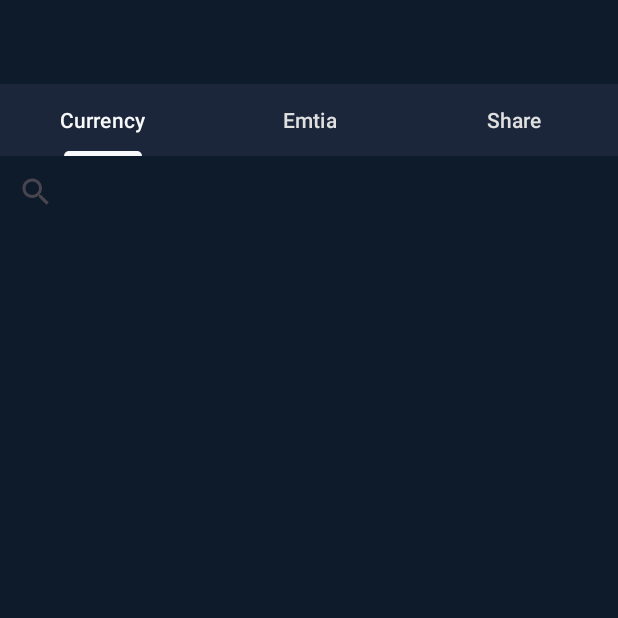
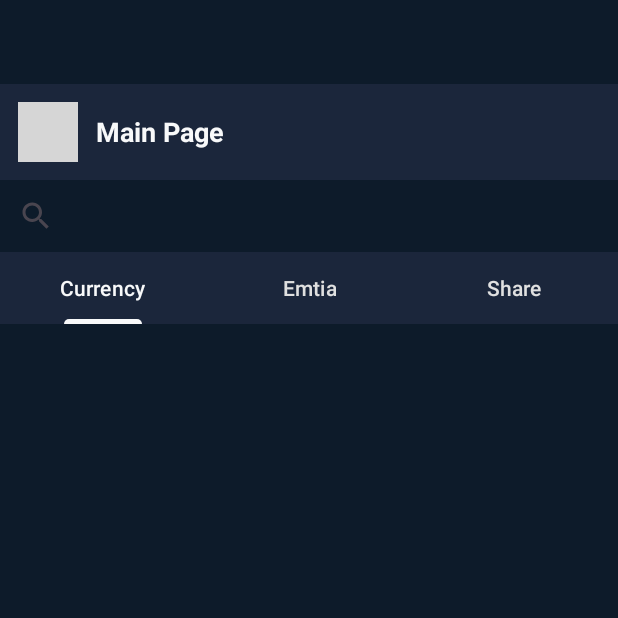
Before and after one commit to utkuu0/DemoApp, an Android app: the MainFragment screen opened through its navigation route, on a phone screen of 412 x 824 dp, the top half of it. Run offline under Robolectric (Android 15) with nearby library versions, the phone set to English and light mode, and no system bars; our stand-ins replace Firebase (no records; nobody signed in at launch, a user with empty details on screens opened directly); pictures from the network do not load; 4 statements that could not run were skipped; grey boxes are pictures that could not be loaded.

Commit message:
yan menü eklendi orada kullanıcı adı ve google fotoğrafı gözüküyor. Ayrıca menüden çıkış yapabiliyorsun. API yenileme süresi 15 saniyeye çekildi.

```diff
--- a/app/src/main/java/com/utkuaksu/demoapp/MainViewModel.kt
+++ b/app/src/main/java/com/utkuaksu/demoapp/MainViewModel.kt
@@ -1,14 +1,44 @@
 package com.utkuaksu.demoapp
 
+import android.app.Application
+import androidx.lifecycle.AndroidViewModel
 import androidx.lifecycle.LiveData
 import androidx.lifecycle.MutableLiveData
-import androidx.lifecycle.ViewModel
+import android.content.Context
 
-class MainViewModel : ViewModel() {
-    private val _searchQuery = MutableLiveData<String>()
-    val searchQuery: LiveData<String> = _searchQuery
+data class User(
+    val displayName: String?,
+    val photoUrl: String?
+)
 
+class MainViewModel(application: Application) : AndroidViewModel(application) {
+
+    private val _user = MutableLiveData<User?>()
+    val user: LiveData<User?> get() = _user
+
+    private val appContext = getApplication<Application>().applicationContext
+
+    // Kullanıcıyı set et
+    fun setUserFromGoogle(account: com.google.android.gms.auth.api.signin.GoogleSignInAccount?) {
+        _user.value = account?.let {
+            User(
+                displayName = it.displayName,
+                photoUrl = it.photoUrl?.toString()
+            )
+        }
+    }
+
+    // Arama query’sini sakla
+    private val _searchQuery = MutableLiveData("")
+    val searchQuery: LiveData<String> get() = _searchQuery
     fun setSearchQuery(query: String) {
         _searchQuery.value = query
     }
+
+    // Logout fonksiyonu
+    fun logout() {
+        _user.value = null
+        val prefs = appContext.getSharedPreferences("app_prefs", Context.MODE_PRIVATE)
+        prefs.edit().putBoolean("auto_login", false).apply()
+    }
 }
--- a/app/src/main/java/com/utkuaksu/demoapp/ui/adapter/share/ShareAdapter.kt
+++ b/app/src/main/java/com/utkuaksu/demoapp/ui/adapter/share/ShareAdapter.kt
@@ -46,7 +46,7 @@ class ShareAdapter(
             .load(share.icon)
             .into(holder.tvShareIcon)
 
-        holder.tvShare.text = share.text
+        holder.tvShare.text = share.code
         holder.tvShareLastPrice.text = share.lastprice.toString()
         holder.tvShareRate.text = share.rate.toString()
 
--- a/app/src/main/java/com/utkuaksu/demoapp/ui/currency/CurrencyViewModel.kt
+++ b/app/src/main/java/com/utkuaksu/demoapp/ui/currency/CurrencyViewModel.kt
@@ -31,8 +31,8 @@ class CurrencyViewModel( private val repository: CurrencyRepository) : ViewModel
                 } catch (e: Exception) {
                     _currencies.postValue(Resource.Error("Network Error: ${e.localizedMessage}"))
                 }
-                //5 saniyede bir yenile
-                delay(5000)
+                //15 saniyede bir yenile
+                delay(15000)
             }
         }
     }
--- a/app/src/main/java/com/utkuaksu/demoapp/ui/emtia/EmtiaViewModel.kt
+++ b/app/src/main/java/com/utkuaksu/demoapp/ui/emtia/EmtiaViewModel.kt
@@ -30,8 +30,8 @@ class EmtiaViewModel( private val repository: EmtiaRepository) : ViewModel() {
                 } catch (e: Exception) {
                     _emtias.postValue(Resource.Error("Network Error: ${e.localizedMessage}"))
                 }
-                //5 saniyede bir yenile
-                delay(5000)
+                //15 saniyede bir yenile
+                delay(15000)
             }
         }
     }
--- a/app/src/main/java/com/utkuaksu/demoapp/ui/main/MainFragment.kt
+++ b/app/src/main/java/com/utkuaksu/demoapp/ui/main/MainFragment.kt
@@ -1,16 +1,23 @@
 package com.utkuaksu.demoapp.ui.main
 
-import android.graphics.Color
 import android.os.Bundle
 import android.view.LayoutInflater
 import android.view.View
 import android.view.ViewGroup
 import android.widget.ImageView
+import android.widget.TextView
 import androidx.appcompat.widget.SearchView
+import androidx.core.graphics.toColorInt
 import androidx.fragment.app.Fragment
 import androidx.fragment.app.activityViewModels
+import androidx.navigation.fragment.findNavController
+import com.bumptech.glide.Glide
+import com.google.android.gms.auth.api.signin.GoogleSignIn
+import com.google.android.gms.auth.api.signin.GoogleSignInClient
+import com.google.android.gms.auth.api.signin.GoogleSignInOptions
 import com.google.android.material.tabs.TabLayoutMediator
 import com.utkuaksu.demoapp.MainViewModel
+import com.utkuaksu.demoapp.R
 import com.utkuaksu.demoapp.databinding.FragmentMainBinding
 import com.utkuaksu.demoapp.ui.adapter.viewpager.ViewPagerAdapter
 
@@ -21,6 +28,8 @@ class MainFragment : Fragment() {
 
     private val adapter by lazy { ViewPagerAdapter(requireActivity()) }
     private val viewModel: MainViewModel by activityViewModels()
+
+    private lateinit var googleSignInClient: GoogleSignInClient
 
     override fun onCreateView(
         inflater: LayoutInflater, container: ViewGroup?,
@@ -33,23 +42,68 @@ class MainFragment : Fragment() {
     override fun onViewCreated(view: View, savedInstanceState: Bundle?) {
         super.onViewCreated(view, savedInstanceState)
 
+        // GoogleSignInClient oluştur
+        val gso = GoogleSignInOptions.Builder(GoogleSignInOptions.DEFAULT_SIGN_IN)
+            .requestEmail()
+            .build()
+        googleSignInClient = GoogleSignIn.getClient(requireActivity(), gso)
+
+        // Eğer kullanıcı zaten giriş yaptıysa ViewModel’e set et
+        val account = GoogleSignIn.getLastSignedInAccount(requireContext())
+        viewModel.setUserFromGoogle(account)
+
+        // Hamburger menü
+        binding.btnMenu.setOnClickListener {
+            binding.drawerLayout.openDrawer(binding.navigationView)
+        }
+
+        // NavigationView header
+        val headerView = binding.navigationView.getHeaderView(0)
+        val imgProfile = headerView.findViewById<ImageView>(R.id.imgProfile)
+        val txtUserName = headerView.findViewById<TextView>(R.id.txtUserName)
+
+        // User LiveData observer
+        viewModel.user.observe(viewLifecycleOwner) { user ->
+            user?.let {
+                txtUserName.text = it.displayName ?: "Kullanıcı"
+                Glide.with(this)
+                    .load(it.photoUrl)
+                    .placeholder(R.drawable.ic_person_placeholder)
+                    .into(imgProfile)
+            } ?: run {
+                txtUserName.text = "Kullanıcı"
+                imgProfile.setImageResource(R.drawable.ic_person_placeholder)
+            }
+        }
+
+        // Çıkış yap ve LoginFragment’e dön
+        binding.navigationView.setNavigationItemSelectedListener { menuItem ->
+            if (menuItem.itemId == R.id.action_logout) {
+                googleSignInClient.signOut().addOnCompleteListener {
+                    viewModel.logout()
+                    findNavController().navigate(R.id.action_mainFragment_to_loginFragment)
+                }
+                true
+            } else false
+        }
+
+        // ViewPager + TabLayout
         binding.viewPager.adapter = adapter
-
         TabLayoutMediator(binding.tabLayout, binding.viewPager) { tab, position ->
-            when (position) {
-                0 -> tab.text = "Currency"
-                1 -> tab.text = "Emtia"
-                2 -> tab.text = "Share"
+            tab.text = when (position) {
+                0 -> "Currency"
+                1 -> "Emtia"
+                2 -> "Share"
+                else -> ""
             }
         }.attach()
 
-        // Search ikonunu al ve rengini değiştir
+        // SearchView ikon renkleri
         val searchIcon: ImageView = binding.searchView.findViewById(androidx.appcompat.R.id.search_mag_icon)
-        searchIcon.setColorFilter(Color.parseColor("#F8F9FA"))
+        searchIcon.setColorFilter("#F8F9FA".toColorInt())
 
-        // Kapatma ikonunun rengi
         val closeIcon: ImageView = binding.searchView.findViewById(androidx.appcompat.R.id.search_close_btn)
-        closeIcon.setColorFilter(Color.parseColor("#F8F9FA"))
+        closeIcon.setColorFilter("#F8F9FA".toColorInt())
 
         setupSearchView()
     }
@@ -57,7 +111,6 @@ class MainFragment : Fragment() {
     private fun setupSearchView() {
         binding.searchView.setOnQueryTextListener(object : SearchView.OnQueryTextListener {
             override fun onQueryTextSubmit(query: String?): Boolean = false
-
             override fun onQueryTextChange(newText: String?): Boolean {
                 viewModel.setSearchQuery(newText ?: "")
                 return true
--- a/app/src/main/java/com/utkuaksu/demoapp/ui/share/ShareViewModel.kt
+++ b/app/src/main/java/com/utkuaksu/demoapp/ui/share/ShareViewModel.kt
@@ -32,8 +32,8 @@ class ShareViewModel( private val repository: ShareRepository) : ViewModel() {
                 } catch (e: Exception) {
                     _shares.postValue(Resource.Error("Network Error: ${e.localizedMessage}"))
                 }
-                //5 saniyede bir yenile
-                delay(5000)
+                //15 saniyede bir yenile
+                delay(15000)
             }
         }
     }
--- a/app/src/main/res/layout/fragment_login.xml
+++ b/app/src/main/res/layout/fragment_login.xml
@@ -1,4 +1,5 @@
 <LinearLayout xmlns:android="http://schemas.android.com/apk/res/android"
+    xmlns:app="http://schemas.android.com/apk/res-auto"
     android:orientation="vertical"
     android:gravity="center"
     android:layout_width="match_parent"
@@ -8,5 +9,6 @@
         android:id="@+id/btnGoogleSignIn"
         android:layout_width="wrap_content"
         android:layout_height="wrap_content"
-        android:text="Google ile Giriş Yap" />
+        android:text="Google ile Giriş Yap"
+        android:textColor="@color/card_background" />
 </LinearLayout>
--- a/app/src/main/res/layout/fragment_main.xml
+++ b/app/src/main/res/layout/fragment_main.xml
@@ -1,12 +1,52 @@
-<LinearLayout
+<androidx.drawerlayout.widget.DrawerLayout
     xmlns:android="http://schemas.android.com/apk/res/android"
     xmlns:app="http://schemas.android.com/apk/res-auto"
+    android:id="@+id/drawerLayout"
+    android:layout_width="match_parent"
+    android:layout_height="match_parent">
+
+    <!-- Asıl içerik -->
+    <LinearLayout
         android:orientation="vertical"
         android:layout_width="match_parent"
-    android:layout_height="match_parent"
-    >
+        android:layout_height="match_parent">
 
-    <!-- Üstte TabLayout -->
+        <!-- Üst bar (Hamburger + Title) -->
+        <LinearLayout
+            android:layout_width="match_parent"
+            android:layout_height="?attr/actionBarSize"
+            android:orientation="horizontal"
+            android:gravity="center_vertical"
+            android:paddingHorizontal="12dp"
+            android:background="@color/card_background">
+
+            <ImageButton
+                android:id="@+id/btnMenu"
+                android:layout_width="40dp"
+                android:layout_height="40dp"
+                android:background="?attr/selectableItemBackgroundBorderless"
+                android:src="@drawable/ic_menu"
+                android:contentDescription="Menü"
+                android:tint="@color/text_primary"/>
+
+            <TextView
+                android:layout_width="wrap_content"
+                android:layout_height="wrap_content"
+                android:layout_marginStart="12dp"
+                android:text="Main Page"
+                android:textColor="@color/text_primary"
+                android:textSize="18sp"
+                android:textStyle="bold"/>
+        </LinearLayout>
+
+        <!-- SearchView -->
+        <androidx.appcompat.widget.SearchView
+            android:id="@+id/searchView"
+            android:layout_width="match_parent"
+            android:layout_height="wrap_content"
+            android:queryHint="Ara..." />
+
+        <!-- TabLayout -->
         <com.google.android.material.tabs.TabLayout
             android:id="@+id/tabLayout"
             android:layout_width="match_parent"
@@ -15,20 +55,24 @@
             app:tabTextColor="@color/text_secondary"
             app:tabSelectedTextColor="@color/text_primary"
             android:background="@color/card_background"
-        app:tabRippleColor="@color/cardview_light_background"
-        />
+            app:tabRippleColor="@color/cardview_light_background" />
 
-    <androidx.appcompat.widget.SearchView
-        android:id="@+id/searchView"
-        android:layout_width="match_parent"
-        android:layout_height="wrap_content"
-        android:queryHint="Ara..."
-        />
-
+        <!-- ViewPager -->
         <androidx.viewpager2.widget.ViewPager2
             android:id="@+id/viewPager"
             android:layout_width="match_parent"
             android:layout_height="0dp"
             android:layout_weight="1" />
+    </LinearLayout>
 
-</LinearLayout>
+    <!-- Drawer Menü -->
+    <com.google.android.material.navigation.NavigationView
+        android:id="@+id/navigationView"
+        android:layout_width="280dp"
+        android:layout_height="match_parent"
+        android:layout_gravity="start"
+        app:headerLayout="@layout/drawer_header"
+        app:menu="@menu/drawer_menu"
+        android:fitsSystemWindows="true" />
+
+</androidx.drawerlayout.widget.DrawerLayout>
--- a/app/src/main/res/navigation/nav_graph.xml
+++ b/app/src/main/res/navigation/nav_graph.xml
@@ -15,6 +15,10 @@
     <fragment
         android:id="@+id/mainFragment"
         android:name="com.utkuaksu.demoapp.ui.main.MainFragment"
-        android:label="MainFragment" />
+        android:label="MainFragment" >
+        <action
+            android:id="@+id/action_mainFragment_to_loginFragment"
+            app:destination="@id/loginFragment" />
+    </fragment>
 
 </navigation>
--- a/app/src/main/res/values/themes.xml
+++ b/app/src/main/res/values/themes.xml
@@ -2,7 +2,7 @@
     <!-- Base application theme. -->
     <style name="Base.Theme.DemoApp" parent="Theme.Material3.DayNight.NoActionBar">
         <!-- Customize your light theme here. -->
-        <item name="colorPrimary">@color/black</item>
+        <item name="colorPrimary">@color/text_secondary</item>
         <item name="android:windowFullscreen">false</item>
     </style>
 
```
Lines whose indentation alone changed are shown as unchanged.
